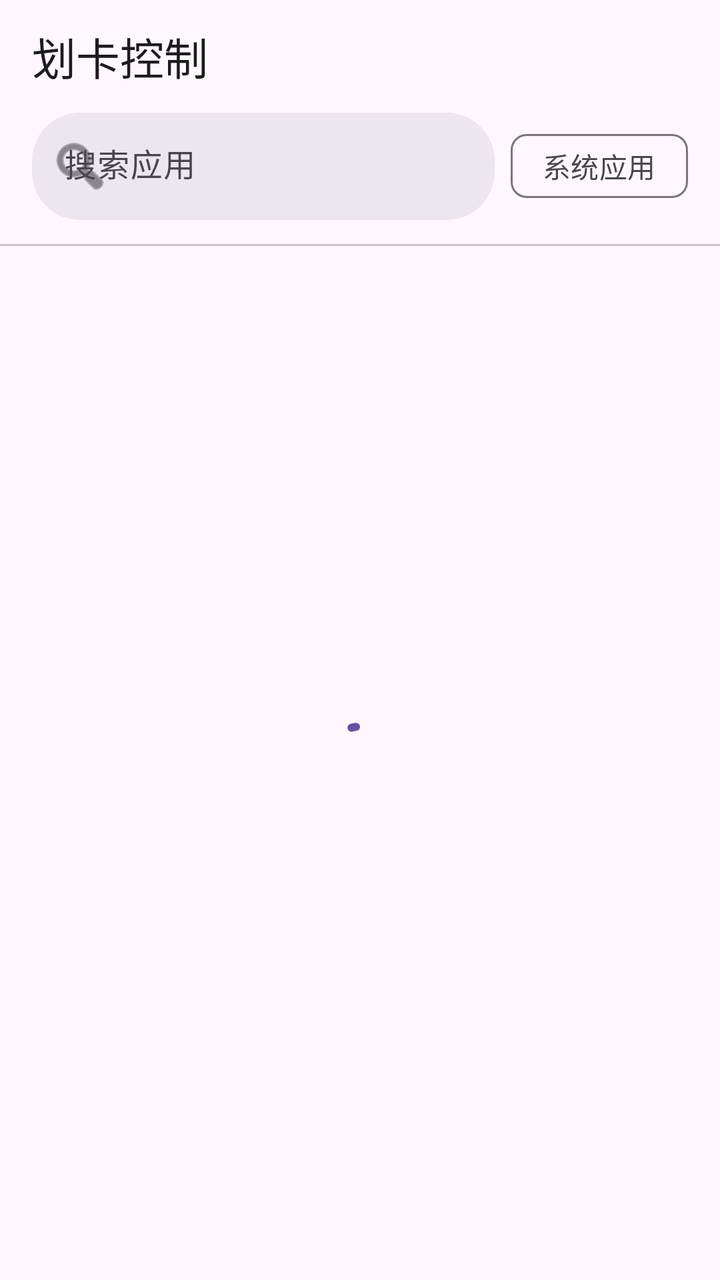
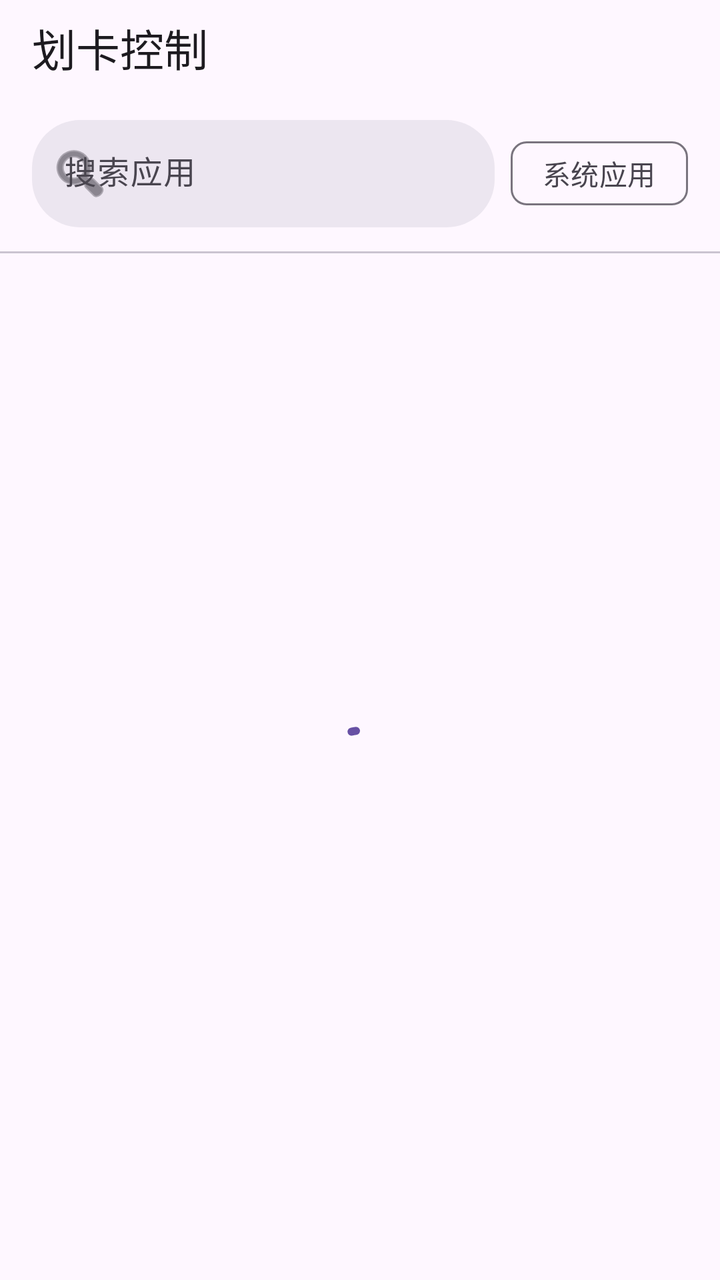

The first picture is an Android layout as it rendered before a commit; the second is the same layout after the commit. The layout source and the unified diff follow.
<!-- AndroidManifest.xml: application theme Theme.SwipeClean -->
<!-- res/layout/activity_main.xml -->
<?xml version="1.0" encoding="utf-8"?>
<LinearLayout xmlns:android="http://schemas.android.com/apk/res/android"
    xmlns:app="http://schemas.android.com/apk/res-auto"
    android:layout_width="match_parent"
    android:layout_height="match_parent"
    android:fitsSystemWindows="true"
    android:orientation="vertical">

    <TextView
        android:layout_width="match_parent"
        android:layout_height="wrap_content"
        android:paddingHorizontal="16dp"
        android:paddingTop="12dp"
        android:text="@string/header_title"
        android:textAppearance="?attr/textAppearanceTitleLarge" />

    <LinearLayout
        android:layout_width="match_parent"
        android:layout_height="wrap_content"
        android:layout_marginTop="12dp"
        android:gravity="center_vertical"
        android:orientation="horizontal"
        android:paddingHorizontal="16dp">

        <com.google.android.material.textfield.TextInputLayout
            style="@style/Widget.Material3.TextInputLayout.FilledBox.Dense"
            android:layout_width="0dp"
            android:layout_height="wrap_content"
            android:layout_weight="1"
            android:hint="@string/search_hint"
            app:boxBackgroundColor="?attr/colorSurfaceContainerHigh"
            app:boxCornerRadiusBottomEnd="24dp"
            app:boxCornerRadiusBottomStart="24dp"
            app:boxCornerRadiusTopEnd="24dp"
            app:boxCornerRadiusTopStart="24dp"
            app:boxStrokeWidth="0dp"
            app:boxStrokeWidthFocused="0dp"
            app:endIconMode="clear_text"
            app:startIconDrawable="@android:drawable/ic_menu_search">

            <com.google.android.material.textfield.TextInputEditText
                android:id="@+id/search"
                android:layout_width="match_parent"
                android:layout_height="wrap_content"
                android:imeOptions="actionSearch"
                android:inputType="text"
                android:maxLines="1" />
        </com.google.android.material.textfield.TextInputLayout>

        <com.google.android.material.chip.Chip
            android:id="@+id/show_system"
            style="@style/Widget.Material3.Chip.Filter"
            android:layout_width="wrap_content"
            android:layout_height="wrap_content"
            android:layout_marginStart="8dp"
            android:checkable="true"
            android:text="@string/filter_system"
            android:textAppearance="?attr/textAppearanceLabelLarge"
            app:chipMinHeight="32dp"
            app:ensureMinTouchTargetSize="false" />
    </LinearLayout>

    <View
        android:layout_width="match_parent"
        android:layout_height="1dp"
        android:layout_marginTop="12dp"
        android:background="?attr/colorOutlineVariant" />

    <FrameLayout
        android:layout_width="match_parent"
        android:layout_height="0dp"
        android:layout_weight="1">

        <androidx.recyclerview.widget.RecyclerView
            android:id="@+id/list"
            android:layout_width="match_parent"
            android:layout_height="match_parent"
            android:clipToPadding="false"
            android:paddingBottom="16dp"
            android:scrollbars="vertical" />

        <com.google.android.material.progressindicator.CircularProgressIndicator
            android:id="@+id/loading"
            android:layout_width="wrap_content"
            android:layout_height="wrap_content"
            android:layout_gravity="center"
            android:indeterminate="true" />

        <TextView
            android:id="@+id/empty"
            android:layout_width="wrap_content"
            android:layout_height="wrap_content"
            android:layout_gravity="center"
            android:text="@string/empty"
            android:textAppearance="?attr/textAppearanceBodyMedium"
            android:textColor="?attr/colorOnSurfaceVariant"
            android:visibility="gone" />
    </FrameLayout>

</LinearLayout>
<!-- resources referenced by this layout -->
<resources>
  <string name="empty">没有匹配的应用</string>
  <string name="filter_system">系统应用</string>
  <string name="header_title">划卡控制</string>
  <string name="search_hint">搜索应用</string>
  <style name="Theme.SwipeClean" parent="Theme.Material3.DayNight.NoActionBar" />
</resources>

<!-- the commit's change to res/layout/activity_main.xml (unified diff, before → after) -->
@@ -6,13 +6,55 @@
     android:fitsSystemWindows="true"
     android:orientation="vertical">
 
+    
     <TextView
-        android:layout_width="match_parent"
-        android:layout_height="wrap_content"
+        android:id="@+id/title_bar"
+        android:layout_width="match_parent"
+        android:layout_height="wrap_content"
+        android:gravity="center_vertical"
+        android:minHeight="48dp"
         android:paddingHorizontal="16dp"
-        android:paddingTop="12dp"
         android:text="@string/header_title"
         android:textAppearance="?attr/textAppearanceTitleLarge" />
+
+    <LinearLayout
+        android:id="@+id/select_bar"
+        android:layout_width="match_parent"
+        android:layout_height="wrap_content"
+        android:gravity="center_vertical"
+        android:minHeight="48dp"
+        android:orientation="horizontal"
+        android:paddingStart="4dp"
+        android:paddingEnd="16dp"
+        android:visibility="gone">
+
+        <ImageButton
+            android:id="@+id/select_exit"
+            android:layout_width="48dp"
+            android:layout_height="48dp"
+            android:background="?attr/selectableItemBackgroundBorderless"
+            android:contentDescription="@string/select_exit"
+            android:scaleType="centerInside"
+            android:src="@drawable/ic_close" />
+
+        <TextView
+            android:id="@+id/select_count"
+            android:layout_width="0dp"
+            android:layout_height="wrap_content"
+            android:layout_weight="1"
+            android:textAppearance="?attr/textAppearanceTitleMedium" />
+
+        <TextView
+            android:id="@+id/select_all"
+            android:layout_width="wrap_content"
+            android:layout_height="48dp"
+            android:background="?attr/selectableItemBackground"
+            android:gravity="center"
+            android:paddingHorizontal="12dp"
+            android:text="@string/select_all"
+            android:textAppearance="?attr/textAppearanceLabelLarge"
+            android:textColor="?attr/colorPrimary" />
+    </LinearLayout>
 
     <LinearLayout
         android:layout_width="match_parent"
@@ -97,4 +139,68 @@
             android:visibility="gone" />
     </FrameLayout>
 
+    
+    <LinearLayout
+        android:id="@+id/batch_bar"
+        android:layout_width="match_parent"
+        android:layout_height="wrap_content"
+        android:orientation="vertical"
+        android:visibility="gone">
+
+        <View
+            android:layout_width="match_parent"
+            android:layout_height="1dp"
+            android:background="?attr/colorOutlineVariant" />
+
+        <LinearLayout
+            android:layout_width="match_parent"
+            android:layout_height="wrap_content"
+            android:gravity="center_vertical"
+            android:orientation="horizontal"
+            android:paddingHorizontal="12dp"
+            android:paddingVertical="8dp">
+
+            <com.google.android.material.button.MaterialButton
+                android:id="@+id/batch_default"
+                style="@style/Widget.Material3.Button.OutlinedButton"
+                android:layout_width="0dp"
+                android:layout_height="wrap_content"
+                android:layout_weight="1"
+                android:insetTop="0dp"
+                android:insetBottom="0dp"
+                android:minWidth="0dp"
+                android:paddingHorizontal="4dp"
+                android:text="@string/mode_default"
+                android:textAppearance="?attr/textAppearanceLabelLarge" />
+
+            <com.google.android.material.button.MaterialButton
+                android:id="@+id/batch_keep"
+                style="@style/Widget.Material3.Button.OutlinedButton"
+                android:layout_width="0dp"
+                android:layout_height="wrap_content"
+                android:layout_marginStart="8dp"
+                android:layout_weight="1"
+                android:insetTop="0dp"
+                android:insetBottom="0dp"
+                android:minWidth="0dp"
+                android:paddingHorizontal="4dp"
+                android:text="@string/mode_keep"
+                android:textAppearance="?attr/textAppearanceLabelLarge" />
+
+            <com.google.android.material.button.MaterialButton
+                android:id="@+id/batch_kill"
+                style="@style/Widget.Material3.Button.OutlinedButton"
+                android:layout_width="0dp"
+                android:layout_height="wrap_content"
+                android:layout_marginStart="8dp"
+                android:layout_weight="1"
+                android:insetTop="0dp"
+                android:insetBottom="0dp"
+                android:minWidth="0dp"
+                android:paddingHorizontal="4dp"
+                android:text="@string/mode_kill"
+                android:textAppearance="?attr/textAppearanceLabelLarge" />
+        </LinearLayout>
+    </LinearLayout>
+
 </LinearLayout>
<!-- resource entries referenced after the edit -->
@@ -1,9 +1,25 @@
 <!-- resources referenced by this layout -->
 <resources>
+  <!-- drawable ic_close (drawable) -->
+  <?xml version="1.0" encoding="utf-8"?>
+  <vector xmlns:android="http://schemas.android.com/apk/res/android"
+      android:width="24dp"
+      android:height="24dp"
+      android:viewportWidth="24"
+      android:viewportHeight="24">
+      <path
+          android:fillColor="?attr/colorOnSurfaceVariant"
+          android:pathData="M19,6.41L17.59,5 12,10.59 6.41,5 5,6.41 10.59,12 5,17.59 6.41,19 12,13.41 17.59,19 19,17.59 13.41,12z" />
+  </vector>
   <string name="empty">没有匹配的应用</string>
   <string name="filter_system">系统应用</string>
   <string name="header_title">划卡控制</string>
+  <string name="mode_default">默认</string>
+  <string name="mode_keep">划卡不杀</string>
+  <string name="mode_kill">划卡必杀</string>
   <string name="search_hint">搜索应用</string>
+  <string name="select_all">全选</string>
+  <string name="select_exit">退出批量选择</string>
   <style name="Theme.SwipeClean" parent="Theme.Material3.DayNight.NoActionBar" />
 </resources>
 
